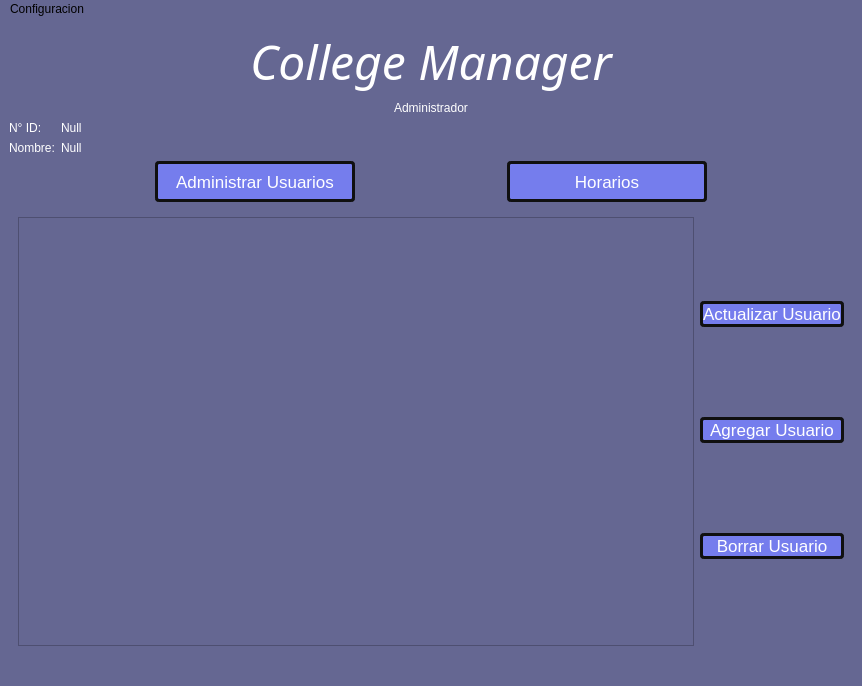
This is src/ui/Administrador.ui in Vipheak/College-Manager as Qt 5 draws it before an edit. The edited form follows.
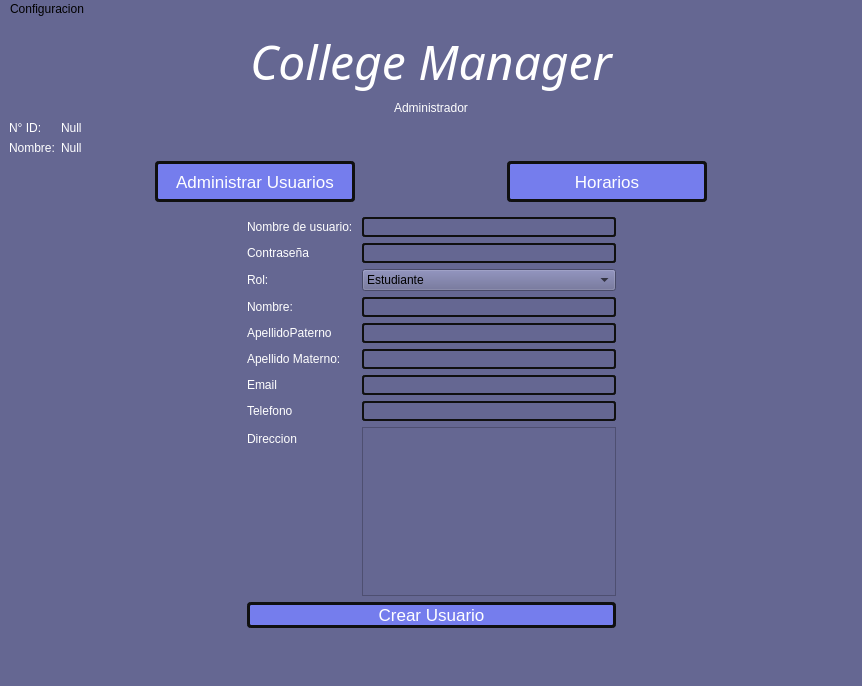
This is the edited form. The open tabs and pages were chosen to show the change.

```diff
--- a/src/ui/Administrador.ui
+++ b/src/ui/Administrador.ui
@@ -238,7 +238,177 @@
           </item>
          </layout>
         </widget>
-        <widget class="QWidget" name="schedule"/>
+        <widget class="QWidget" name="schedule">
+         <layout class="QHBoxLayout" name="horizontalLayout_2">
+          <item>
+           <widget class="QTableWidget" name="tableWidget"/>
+          </item>
+         </layout>
+        </widget>
+        <widget class="QWidget" name="adduserPage">
+         <layout class="QHBoxLayout" name="horizontalLayout_3">
+          <item>
+           <spacer name="horizontalSpacer">
+            <property name="orientation">
+             <enum>Qt::Horizontal</enum>
+            </property>
+            <property name="sizeHint" stdset="0">
+             <size>
+              <width>231</width>
+              <height>20</height>
+             </size>
+            </property>
+           </spacer>
+          </item>
+          <item>
+           <layout class="QVBoxLayout" name="verticalLayout_2">
+            <item>
+             <layout class="QFormLayout" name="form">
+              <item row="0" column="0">
+               <widget class="QLabel" name="label">
+                <property name="text">
+                 <string>Nombre de usuario: </string>
+                </property>
+               </widget>
+              </item>
+              <item row="0" column="1">
+               <widget class="QLineEdit" name="usernameLE"/>
+              </item>
+              <item row="1" column="0">
+               <widget class="QLabel" name="passwordL">
+                <property name="text">
+                 <string>Contraseña</string>
+                </property>
+               </widget>
+              </item>
+              <item row="1" column="1">
+               <widget class="QLineEdit" name="passwordLE"/>
+              </item>
+              <item row="2" column="0">
+               <widget class="QLabel" name="RoleL">
+                <property name="text">
+                 <string>Rol: </string>
+                </property>
+               </widget>
+              </item>
+              <item row="2" column="1">
+               <widget class="QComboBox" name="roleCB">
+                <item>
+                 <property name="text">
+                  <string>Estudiante</string>
+                 </property>
+                </item>
+                <item>
+                 <property name="text">
+                  <string>Profesor</string>
+                 </property>
+                </item>
+                <item>
+                 <property name="text">
+                  <string>Administrador</string>
+                 </property>
+                </item>
+               </widget>
+              </item>
+              <item row="4" column="0">
+               <widget class="QLabel" name="fisrtSuernameL">
+                <property name="text">
+                 <string>ApellidoPaterno</string>
+                </property>
+               </widget>
+              </item>
+              <item row="4" column="1">
+               <widget class="QLineEdit" name="firstSurnameLE"/>
+              </item>
+              <item row="5" column="0">
+               <widget class="QLabel" name="SecondSurnameL">
+                <property name="text">
+                 <string>Apellido Materno:</string>
+                </property>
+               </widget>
+              </item>
+              <item row="5" column="1">
+               <widget class="QLineEdit" name="secondSurnameLE"/>
+              </item>
+              <item row="6" column="0">
+               <widget class="QLabel" name="emailL">
+                <property name="text">
+                 <string>Email</string>
+                </property>
+               </widget>
+              </item>
+              <item row="6" column="1">
+               <widget class="QLineEdit" name="emailLE"/>
+              </item>
+              <item row="7" column="0">
+               <widget class="QLabel" name="phoneL">
+                <property name="text">
+                 <string>Telefono</string>
+                </property>
+               </widget>
+              </item>
+              <item row="7" column="1">
+               <widget class="QLineEdit" name="phoneLE"/>
+              </item>
+              <item row="8" column="0">
+               <widget class="QLabel" name="addressL">
+                <property name="text">
+                 <string>Direccion</string>
+                </property>
+               </widget>
+              </item>
+              <item row="8" column="1">
+               <widget class="QTextEdit" name="addressTE"/>
+              </item>
+              <item row="3" column="0">
+               <widget class="QLabel" name="nameL">
+                <property name="text">
+                 <string>Nombre:</string>
+                </property>
+               </widget>
+              </item>
+              <item row="3" column="1">
+               <widget class="QLineEdit" name="nameLE"/>
+              </item>
+             </layout>
+            </item>
+            <item>
+             <widget class="QPushButton" name="acceptAddUser">
+              <property name="text">
+               <string>Crear Usuario</string>
+              </property>
+             </widget>
+            </item>
+            <item>
+             <spacer name="verticalSpacer">
+              <property name="orientation">
+               <enum>Qt::Vertical</enum>
+              </property>
+              <property name="sizeHint" stdset="0">
+               <size>
+                <width>20</width>
+                <height>40</height>
+               </size>
+              </property>
+             </spacer>
+            </item>
+           </layout>
+          </item>
+          <item>
+           <spacer name="horizontalSpacer_2">
+            <property name="orientation">
+             <enum>Qt::Horizontal</enum>
+            </property>
+            <property name="sizeHint" stdset="0">
+             <size>
+              <width>230</width>
+              <height>20</height>
+             </size>
+            </property>
+           </spacer>
+          </item>
+         </layout>
+        </widget>
        </widget>
       </item>
      </layout>
```
Left out of the diff: 6 changed lines with no effect on the pictures.
